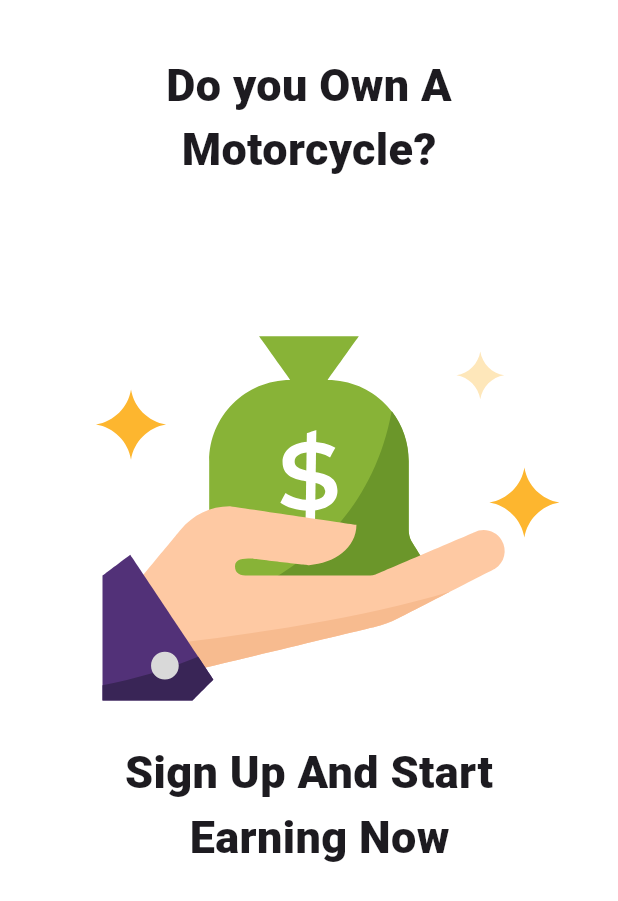
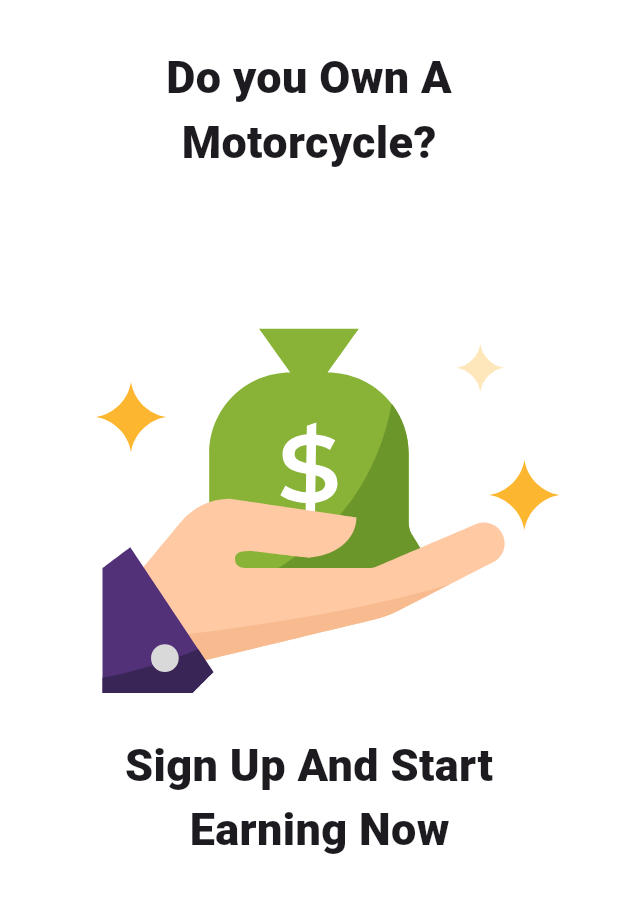
Before and after one commit to ameenakabir22/swiift-hq, a Flutter app: the Onboarding3 screen opened directly, on a phone screen of 412 x 824 dp. Shown: the top 901 px of the screen. Run offline on Flutter 3.47's test engine with Material 3 defaults, Android fonts, the phone set to English and light mode, and no system bars; our stand-ins replace lottie, smooth_page_indicator.

```diff
--- a/lib/pages/onboarding.dart
+++ b/lib/pages/onboarding.dart
@@ -12,7 +12,6 @@ class Onboarding extends StatefulWidget {
 class _OnboardingState extends State<Onboarding> {
   @override
   Widget build(BuildContext context) {
-    precacheImage(AssetImage('assets/onboardingimg.jpeg'), context);
     return Scaffold(
       backgroundColor: Colors.white,
       body: Column(
--- a/lib/pages/onboarding3.dart
+++ b/lib/pages/onboarding3.dart
@@ -2,33 +2,29 @@ import 'package:flutter/material.dart';
 import 'package:lottie/lottie.dart';
 import 'package:swiift/pages/signup.dart';
 
-class Onboarding3 extends StatefulWidget {
-  const Onboarding3({Key? key}) : super(key: key);
-
-  @override
-  State<Onboarding3> createState() => _Onboarding3State();
-}
-
-class _Onboarding3State extends State<Onboarding3> {
+class Onboarding3 extends StatelessWidget {
   @override
   Widget build(BuildContext context) {
     return Scaffold(
       backgroundColor: Colors.white,
       body: Padding(
-        padding: const EdgeInsets.only(top: 35.0),
+        padding: const EdgeInsets.only(top: 30.0),
         child: Center(
-          child: Column(children: [
+          child: Column(
+            children: [
               Center(
                 child: Text(
                   'Do you Own A',
                   style: TextStyle(fontSize: 30, fontWeight: FontWeight.w800),
                 ),
               ),
-            Text('Motorcycle?',
+              Text(
+                'Motorcycle?',
                 style: TextStyle(
                   fontSize: 30,
                   fontWeight: FontWeight.w800,
-                )),
+                ),
+              ),
               SizedBox(height: 15),
               Lottie.asset('assets/money.json'),
               SizedBox(height: 20),
@@ -44,7 +40,8 @@ class _Onboarding3State extends State<Onboarding3> {
                 ),
               ),
               SizedBox(height: 20),
-          ]),
+            ],
+          ),
         ),
       ),
     );
```
Also changed, not shown: lib/pages/homepage.dart (+17 -0 lines), lib/pages/onboarding4.dart (+29 -11 lines). Lines whose indentation alone changed are shown as unchanged.
